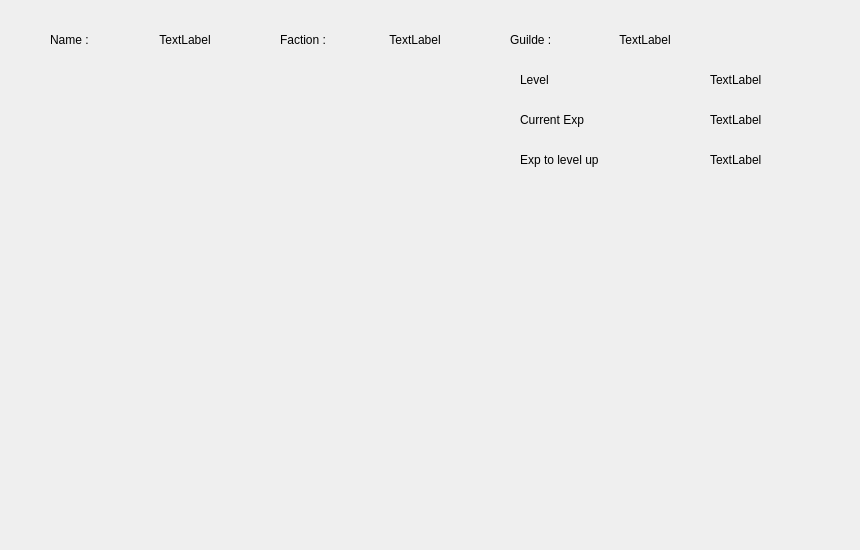
Old version of the form MMO/Res/stuffview.ui in the repository maresc-g/linumon.
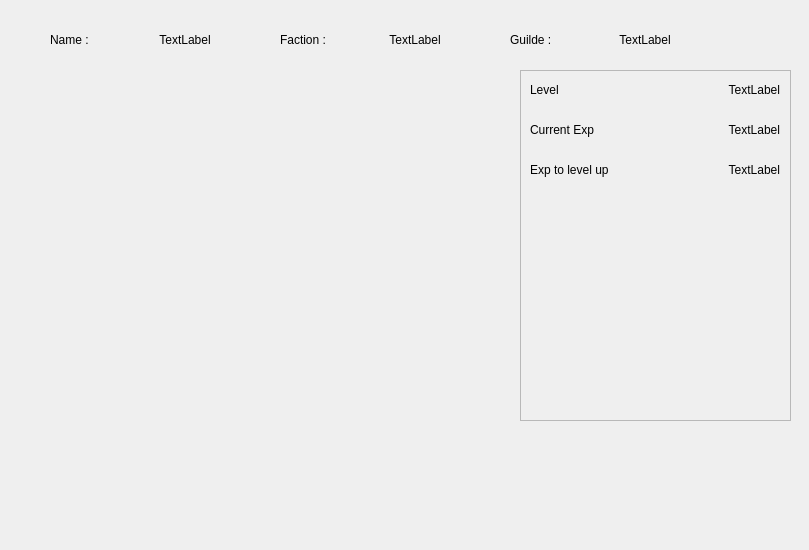
New version of the form.

```diff
--- a/MMO/Res/stuffview.ui
+++ b/MMO/Res/stuffview.ui
@@ -6,7 +6,7 @@
    <rect>
     <x>0</x>
     <y>0</y>
-    <width>860</width>
+    <width>809</width>
     <height>550</height>
    </rect>
   </property>
@@ -16,71 +16,6 @@
   <property name="windowTitle">
    <string>Form</string>
   </property>
-  <widget class="QLabel" name="l_curExp">
-   <property name="geometry">
-    <rect>
-     <x>710</x>
-     <y>110</y>
-     <width>120</width>
-     <height>20</height>
-    </rect>
-   </property>
-   <property name="text">
-    <string>TextLabel</string>
-   </property>
-  </widget>
-  <widget class="QLabel" name="label_4">
-   <property name="geometry">
-    <rect>
-     <x>520</x>
-     <y>110</y>
-     <width>120</width>
-     <height>20</height>
-    </rect>
-   </property>
-   <property name="text">
-    <string>Current Exp</string>
-   </property>
-  </widget>
-  <widget class="QLabel" name="label_6">
-   <property name="geometry">
-    <rect>
-     <x>520</x>
-     <y>70</y>
-     <width>120</width>
-     <height>20</height>
-    </rect>
-   </property>
-   <property name="text">
-    <string>Level</string>
-   </property>
-  </widget>
-  <widget class="QLabel" name="l_expToUp">
-   <property name="geometry">
-    <rect>
-     <x>710</x>
-     <y>150</y>
-     <width>120</width>
-     <height>20</height>
-    </rect>
-   </property>
-   <property name="text">
-    <string>TextLabel</string>
-   </property>
-  </widget>
-  <widget class="QLabel" name="label_12">
-   <property name="geometry">
-    <rect>
-     <x>520</x>
-     <y>150</y>
-     <width>120</width>
-     <height>20</height>
-    </rect>
-   </property>
-   <property name="text">
-    <string>Exp to level up</string>
-   </property>
-  </widget>
   <widget class="QLabel" name="label_8">
    <property name="geometry">
     <rect>
@@ -168,18 +103,120 @@
     <set>Qt::AlignCenter</set>
    </property>
   </widget>
-  <widget class="QLabel" name="l_level">
+  <widget class="QFrame" name="f_stats">
    <property name="geometry">
     <rect>
-     <x>710</x>
+     <x>520</x>
      <y>70</y>
-     <width>120</width>
-     <height>20</height>
+     <width>271</width>
+     <height>351</height>
     </rect>
    </property>
-   <property name="text">
-    <string>TextLabel</string>
+   <property name="frameShape">
+    <enum>QFrame::StyledPanel</enum>
    </property>
+   <property name="frameShadow">
+    <enum>QFrame::Raised</enum>
+   </property>
+   <widget class="QLabel" name="l_level">
+    <property name="geometry">
+     <rect>
+      <x>180</x>
+      <y>10</y>
+      <width>80</width>
+      <height>20</height>
+     </rect>
+    </property>
+    <property name="text">
+     <string>TextLabel</string>
+    </property>
+    <property name="alignment">
+     <set>Qt::AlignRight|Qt::AlignTrailing|Qt::AlignVCenter</set>
+    </property>
+   </widget>
+   <widget class="QLabel" name="l_curExp">
+    <property name="geometry">
+     <rect>
+      <x>180</x>
+      <y>50</y>
+      <width>80</width>
+      <height>20</height>
+     </rect>
+    </property>
+    <property name="text">
+     <string>TextLabel</string>
+    </property>
+    <property name="alignment">
+     <set>Qt::AlignRight|Qt::AlignTrailing|Qt::AlignVCenter</set>
+    </property>
+   </widget>
+   <widget class="QLabel" name="label_4">
+    <property name="geometry">
+     <rect>
+      <x>10</x>
+      <y>50</y>
+      <width>120</width>
+      <height>20</height>
+     </rect>
+    </property>
+    <property name="text">
+     <string>Current Exp</string>
+    </property>
+   </widget>
+   <widget class="QLabel" name="l_expToUp">
+    <property name="geometry">
+     <rect>
+      <x>180</x>
+      <y>90</y>
+      <width>80</width>
+      <height>20</height>
+     </rect>
+    </property>
+    <property name="text">
+     <string>TextLabel</string>
+    </property>
+    <property name="alignment">
+     <set>Qt::AlignRight|Qt::AlignTrailing|Qt::AlignVCenter</set>
+    </property>
+   </widget>
+   <widget class="QLabel" name="label_12">
+    <property name="geometry">
+     <rect>
+      <x>10</x>
+      <y>90</y>
+      <width>120</width>
+      <height>20</height>
+     </rect>
+    </property>
+    <property name="text">
+     <string>Exp to level up</string>
+    </property>
+   </widget>
+   <widget class="QLabel" name="label_6">
+    <property name="geometry">
+     <rect>
+      <x>10</x>
+      <y>10</y>
+      <width>120</width>
+      <height>20</height>
+     </rect>
+    </property>
+    <property name="text">
+     <string>Level</string>
+    </property>
+   </widget>
+   <zorder>l_level</zorder>
+   <zorder>l_curExp</zorder>
+   <zorder>label_4</zorder>
+   <zorder>l_expToUp</zorder>
+   <zorder>label_6</zorder>
+   <zorder>label_12</zorder>
+   <zorder>l_level</zorder>
+   <zorder>l_curExp</zorder>
+   <zorder>label_4</zorder>
+   <zorder>l_expToUp</zorder>
+   <zorder>label_12</zorder>
+   <zorder>label_6</zorder>
   </widget>
  </widget>
  <resources/>
```
